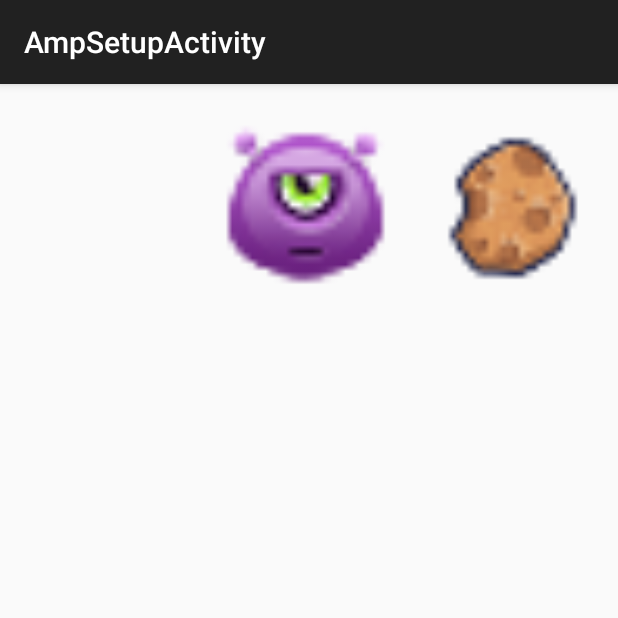
After one commit to bigbugbb/rocket_rush, an Android app: the AmpSetupActivity screen opened directly, with no data from a screen before it, on a phone screen of 412 x 824 dp, the top half of it. The commit adds this screen. Run offline under Robolectric (Android 15) with nearby library versions, the phone set to English and light mode, and no system bars.

Commit message:
Add amp setup

```diff
--- /dev/null
+++ b/rocketrush/src/main/java/com/bigbug/rocketrush/activities/AmpSetupActivity.java
@@ -0,0 +1,83 @@
+package com.bigbug.rocketrush.activities;
+
+import android.content.Context;
+import android.os.Bundle;
+import android.support.v7.app.ActionBarActivity;
+import android.view.View;
+import android.view.ViewGroup;
+import android.widget.AdapterView;
+import android.widget.BaseAdapter;
+import android.widget.Gallery;
+import android.widget.ImageView;
+import android.widget.Toast;
+
+import com.bigbug.rocketrush.R;
+
+public class AmpSetupActivity extends ActionBarActivity {
+
+    @Override
+    protected void onCreate(Bundle savedInstanceState) {
+        super.onCreate(savedInstanceState);
+        setContentView(R.layout.activity_ampsetup);
+
+        Gallery gallery = (Gallery) findViewById(R.id.gallery);
+        gallery.setSpacing(10);
+        gallery.setAdapter(new GalleryImageAdapter(this));
+
+        // clicklistener for Gallery
+        gallery.setOnItemClickListener(new AdapterView.OnItemClickListener() {
+            public void onItemClick(AdapterView<?> parent, View v, int position, long id) {
+                Toast.makeText(AmpSetupActivity.this, "Your selected position = " + position, Toast.LENGTH_SHORT).show();
+            }
+        });
+    }
+
+    public class GalleryImageAdapter extends BaseAdapter
+    {
+        private Context mContext;
+
+        private Integer[] mImageIds = {
+            R.drawable.alient01,
+            R.drawable.asteroid01,
+            R.drawable.bird_1,
+            R.drawable.btn_end_tutorial,
+            R.drawable.btn_start,
+            R.drawable.btn_retry,
+            R.drawable.btn_back,
+            R.drawable.btn_settings,
+            R.drawable.btn_help,
+            R.drawable.btn_rank,
+            R.drawable.btn_about
+        };
+
+        public GalleryImageAdapter(Context context)
+        {
+            mContext = context;
+        }
+
+        public int getCount() {
+            return mImageIds.length;
+        }
+
+        public Object getItem(int position) {
+            return position;
+        }
+
+        public long getItemId(int position) {
+            return position;
+        }
+
+        // Override this method according to your need
+        public View getView(int index, View view, ViewGroup viewGroup)
+        {
+            ImageView imageView = new ImageView(mContext);
+
+            imageView.setImageResource(mImageIds[index]);
+            imageView.setLayoutParams(new Gallery.LayoutParams(200, 200));
+
+            imageView.setScaleType(ImageView.ScaleType.FIT_XY);
+
+            return imageView;
+        }
+    }
+}
--- /dev/null
+++ b/rocketrush/src/main/res/layout/activity_ampsetup.xml
@@ -0,0 +1,16 @@
+<RelativeLayout xmlns:android="http://schemas.android.com/apk/res/android"
+    xmlns:tools="http://schemas.android.com/tools"
+    android:layout_width="match_parent"
+    android:layout_height="match_parent"
+    android:paddingLeft="@dimen/activity_horizontal_margin"
+    android:paddingRight="@dimen/activity_horizontal_margin"
+    android:paddingTop="@dimen/activity_vertical_margin"
+    android:paddingBottom="@dimen/activity_vertical_margin"
+    tools:context="com.bigbug.rocketrush.activities.AmpSetupActivity">
+
+    <Gallery
+        android:id="@+id/gallery"
+        android:layout_width="fill_parent"
+        android:layout_height="wrap_content" />
+
+</RelativeLayout>
--- a/rocketrush/src/main/res/values/strings.xml
+++ b/rocketrush/src/main/res/values/strings.xml
@@ -19,5 +19,8 @@
     <string name="about_description">Rocket Rush is a game to encourage you to take exercises and get sweating in one minute!
 In this game, all you need to do is to keep squatting down and standing up to make your rocket rush higher in the sky.  You may also get into some small troubles with our cute enemies. In short, with Rocket Rush, you will definitely enjoy  the time of exercising and sweating, and in the end get a better body.</string>
     <string name="about_start">Start RocketRush</string>
+    <string name="title_activity_amp_setup">AmpSetupActivity</string>
+    <string name="hello_world">Hello world!</string>
+    <string name="action_settings">Settings</string>
 
 </resources>
```
Also changed, not shown: rocketrush/src/main/AndroidManifest.xml (+11 -6 lines), rocketrush/src/main/java/com/bigbug/rocketrush/activities/HomeActivity.java (+30 -0 lines), rocketrush/src/main/java/com/bigbug/rocketrush/utils/PasswordChecker.java (added, +27 -0 lines), 1 other file.
